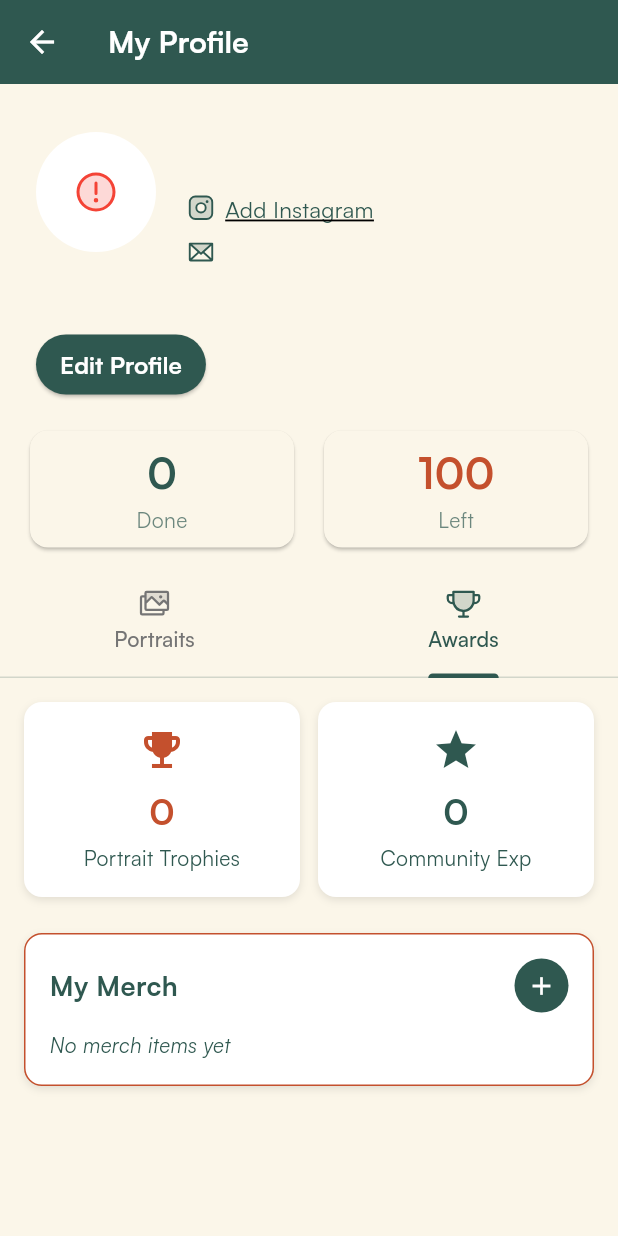
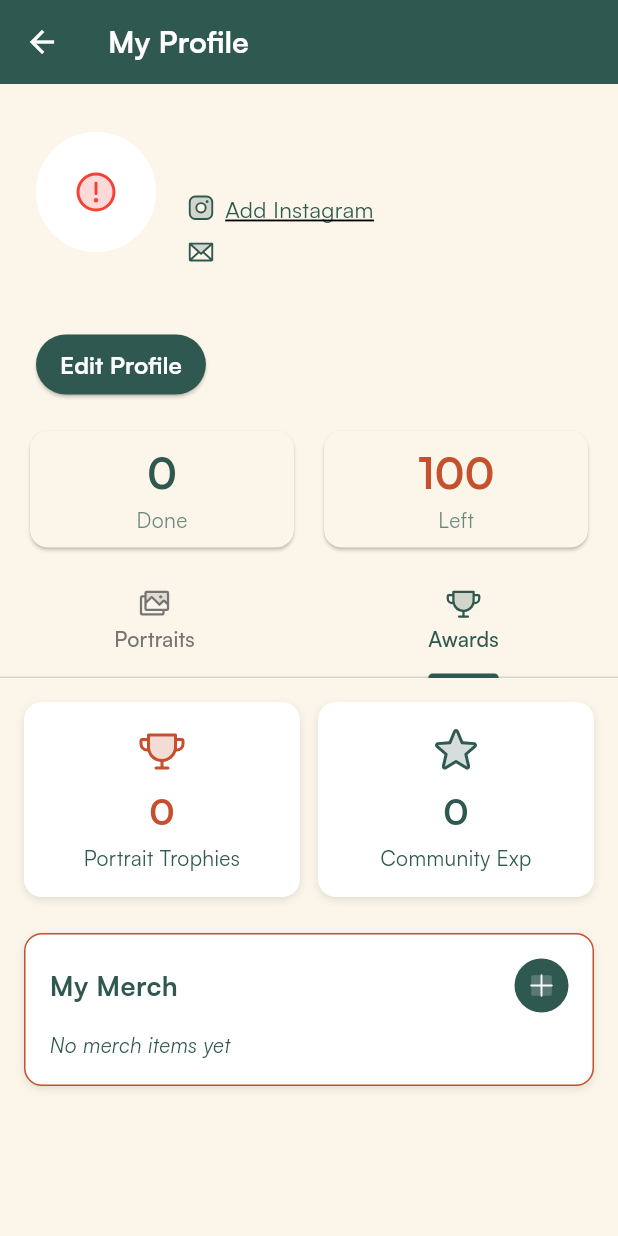
Before and after one commit to starogre/hundredheadssociety, a Flutter app: the ProfileScreen screen opened directly with empty values, tab 2 chosen, on a phone screen of 412 x 824 dp. Run offline on Flutter 3.47's test engine with Material 3 defaults, Android fonts, the phone set to English and light mode, and no system bars; drawn by our look-alikes of cached_network_image; our stand-ins replace cloud_firestore, cloud_functions, firebase_auth, firebase_core, firebase_crashlytics, firebase_messaging and 9 more; missing offline and left inert: app_settings, photo_manager, photo_manager_image_provider, wechat_assets_picker; accounts and stored records are empty; network calls fail.

Commit message:
Replace all 7 icons in AwardsTab widget with Phosphor duotone
- Trophy card: trophy (instead of emoji_events)
- Community Exp card: star
- Add merch button: plus
- Remove merch button: x
- Merch items:
  - T-Shirt: tShirt
  - Pins: pushPin
  - Default: shoppingBag

All awards tab icons now use duotone style for consistent look

```diff
--- a/lib/widgets/awards_tab.dart
+++ b/lib/widgets/awards_tab.dart
@@ -1,5 +1,6 @@
 import 'package:flutter/material.dart';
 import 'package:cloud_firestore/cloud_firestore.dart';
+import 'package:phosphor_flutter/phosphor_flutter.dart';
 import '../models/user_model.dart';
 import '../services/award_service.dart';
 import '../services/portrait_service.dart';
@@ -217,7 +218,7 @@ class _AwardsTabState extends State<AwardsTab> {
           child: _buildSummaryCard(
             'Portrait Trophies',
             _trophyCount.toString(),
-            Icons.emoji_events,
+            PhosphorIconsDuotone.trophy,
             AppColors.rustyOrange,
           ),
         ),
@@ -226,7 +227,7 @@ class _AwardsTabState extends State<AwardsTab> {
           child: _buildSummaryCard(
             'Community Exp',
             _communityExp.toString(),
-            Icons.star,
+            PhosphorIconsDuotone.star,
             AppColors.forestGreen,
           ),
         ),
@@ -312,8 +313,8 @@ class _AwardsTabState extends State<AwardsTab> {
                       color: AppColors.forestGreen,
                       borderRadius: BorderRadius.circular(20),
                     ),
-                    child: const Icon(
-                      Icons.add,
+                    child: PhosphorIcon(
+                      PhosphorIconsDuotone.plus,
                       color: AppColors.white,
                       size: 20,
                     ),
@@ -358,8 +359,8 @@ class _AwardsTabState extends State<AwardsTab> {
                         const SizedBox(width: 6),
                         GestureDetector(
                           onTap: () => _removeMerchItem(item),
-                          child: const Icon(
-                            Icons.close,
+                          child: PhosphorIcon(
+                            PhosphorIconsDuotone.x,
                             size: 16,
                             color: AppColors.rustyOrange,
                           ),
@@ -378,12 +379,12 @@ class _AwardsTabState extends State<AwardsTab> {
   IconData _getMerchIcon(String item) {
     switch (item.toLowerCase()) {
       case 't-shirt':
-        return Icons.checkroom;
+        return PhosphorIconsDuotone.tShirt;
       case 'tator tot pin':
       case 'hydra pin':
-        return Icons.push_pin;
+        return PhosphorIconsDuotone.pushPin;
       default:
-        return Icons.shopping_bag;
+        return PhosphorIconsDuotone.shoppingBag;
     }
   }
 
```
